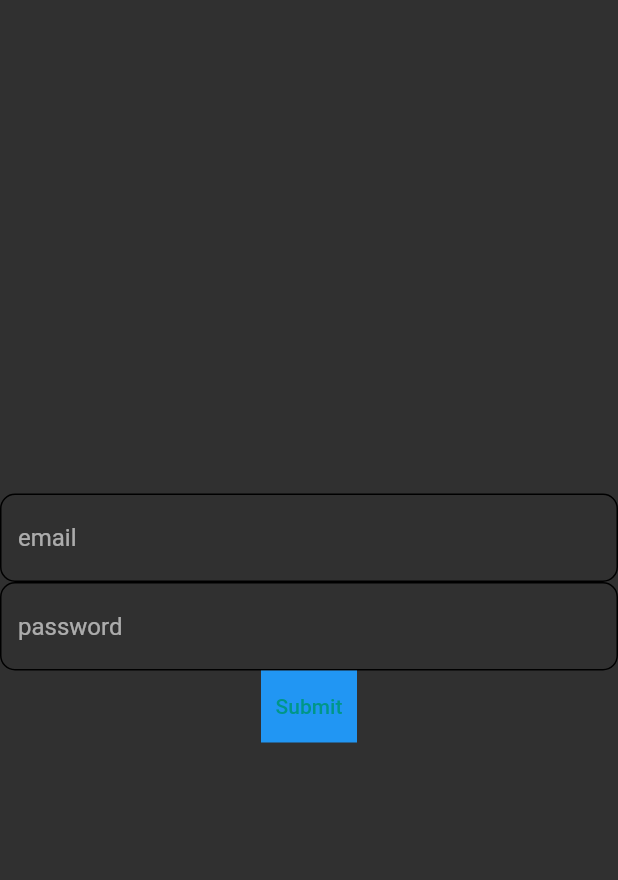
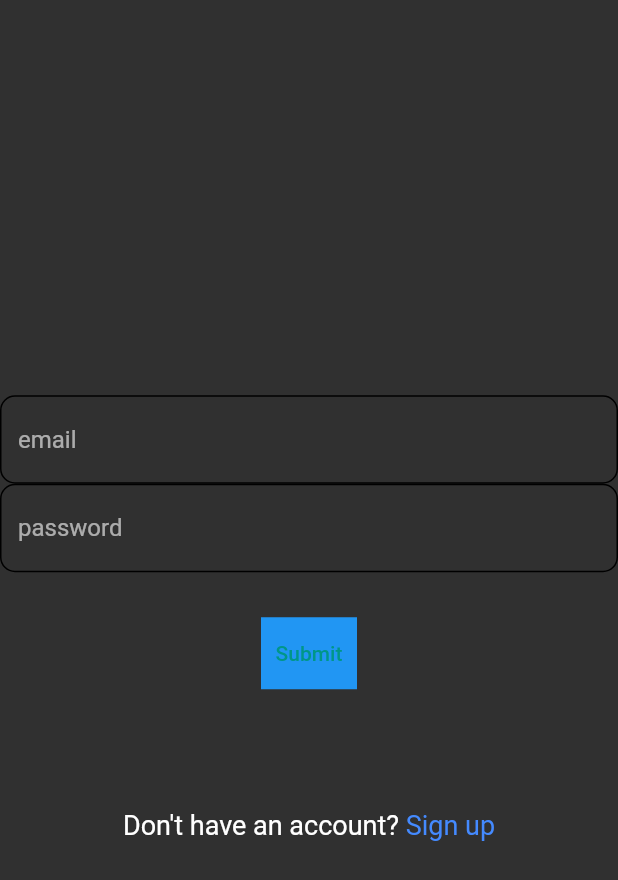
Before and after one commit to centinna-l/provider_todo, a Flutter app: the screen it shows after launch, on a phone screen of 412 x 824 dp. Shown: the top 880 px of the screen. Run offline on Flutter 3.47's test engine with Material 2 defaults, Android fonts, the phone set to English and light mode, and no system bars; our stand-ins replace fluttertoast, shared_preferences.

```diff
--- a/lib/item_list_provider.dart
+++ b/lib/item_list_provider.dart
@@ -106,7 +106,7 @@ class StateProvider with ChangeNotifier {
   }
 
   Future<void> authenticate(String email, String password, String url) async {
-    final myUrl = 'https://identitytoolkit.googleapis.com/v1/accounts:signInWithPassword?key=AIzaSyDbu8xbACev8qm_tQNFkvovTu-uDa63NQ0';
+    final myUrl = 'https://identitytoolkit.googleapis.com/v1/accounts:$url?key=AIzaSyDbu8xbACev8qm_tQNFkvovTu-uDa63NQ0';
     try {
       print(myUrl);
       final loginResponse = await http.post(Uri.parse(myUrl),
@@ -157,4 +157,7 @@ class StateProvider with ChangeNotifier {
   Future<void> login(String email, String password) async {
     return authenticate(email, password, 'signInWithPassword');
   }
+  Future<void> signup(String email, String password) async {
+    return authenticate(email, password, 'signUp');
+  }
 }
--- a/lib/login_screen.dart
+++ b/lib/login_screen.dart
@@ -4,11 +4,14 @@
 import 'dart:io';
 
 import 'package:flutter/cupertino.dart';
+import 'package:flutter/gestures.dart';
 import 'package:flutter/material.dart';
 import 'package:flutter_state_management/main.dart';
+import 'package:flutter_state_management/signup_screen.dart';
 import 'package:fluttertoast/fluttertoast.dart';
 import 'package:provider/provider.dart';
 import 'package:flutter_state_management/item_list_provider.dart';
+import 'package:shared_preferences/shared_preferences.dart';
 
 class LoginScreen extends StatefulWidget {
   @override
@@ -22,10 +25,19 @@ class _LoginScreenState extends State<LoginScreen> {
   GlobalKey<FormState> validatingKey = GlobalKey();
 
   @override
-  void initState() async{
+  void initState(){
+    checkUserExist();
+    super.initState();
+  }
 
-    await Provider.of<StateProvider>(context, listen: false).tryAutoLogin();
-    super.initState();
+  checkUserExist()async{
+  bool _userexist =  await Provider.of<StateProvider>(context, listen: false).tryAutoLogin();
+  if(_userexist){
+    Navigator.pushReplacement(
+      context,
+      MaterialPageRoute(builder: (context) => Home()),
+    );
+  }
   }
 
   @override
@@ -47,7 +59,29 @@ class _LoginScreenState extends State<LoginScreen> {
                   }
                   return null;
                 },controller: passwordController,decoration: InputDecoration( fillColor: Colors.grey,hintText: "password", enabledBorder: OutlineInputBorder(borderRadius: BorderRadius.all(Radius.circular(10)))),),
-              Container(color: Colors.blue,child: TextButton( child: Text("Submit"),onPressed: onSubmit))
+                SizedBox(height: 30,),
+                Container(color: Colors.blue,child: TextButton( child: Text("Submit"),onPressed: onSubmit)),
+                SizedBox(height: 80,),
+                RichText(
+                  text: TextSpan(
+                      text: 'Don\'t have an account?',
+                      style: TextStyle(
+                          color: Colors.white, fontSize: 18),
+                      children: <TextSpan>[
+                        TextSpan(text: ' Sign up',
+                            style: TextStyle(
+                                color: Colors.blueAccent, fontSize: 18),
+                            recognizer: TapGestureRecognizer()
+                              ..onTap = () {
+                                Navigator.push(
+                                  context,
+                                  MaterialPageRoute(builder: (context) => SignUP()),
+                                );
+                              }
+                        )
+                      ]
+                  ),
+                ),
               ],
             )
         ),
@@ -55,6 +89,7 @@ class _LoginScreenState extends State<LoginScreen> {
     );
   }
   Future<void>onSubmit()async {
+    String _error="noerror";
     if(validatingKey.currentState.validate()) {
       setState(() {
         _loading = true;
@@ -65,15 +100,17 @@ class _LoginScreenState extends State<LoginScreen> {
           passwordController.text.toString(),
         );
       } on HttpException catch(error){
+        _error=error.toString();
         print(error);
+        Fluttertoast.showToast(msg: error.toString(),toastLength: Toast.LENGTH_SHORT,gravity: ToastGravity.BOTTOM);
       }
       print( Provider.of<StateProvider>(context, listen:false).token);
+      if(_error.contains('noerror')){
         Navigator.pushReplacement(
           context,
           MaterialPageRoute(builder: (context) => Home()),
         );
-
-
+      }
       setState(() {
         _loading = false;
       });
--- a/lib/loginscreen.dart
+++ /dev/null
@@ -1,26 +0,0 @@
-import 'package:flutter/cupertino.dart';
-import 'package:flutter/material.dart';
-
-class LoginScreen extends StatefulWidget {
-  @override
-  _LoginScreenState createState() => _LoginScreenState();
-}
-
-class _LoginScreenState extends State<LoginScreen> {
-  TextEditingController emailController = new TextEditingController();
-  TextEditingController passwordController = new TextEditingController();
-  @override
-  Widget build(BuildContext context) {
-    return Scaffold(
-      body: Container(
-          child:Column(mainAxisAlignment: MainAxisAlignment.center,
-            children: [
-              TextField(controller: emailController,decoration: InputDecoration(fillColor: Colors.grey, hintText: "email", enabledBorder: OutlineInputBorder(borderRadius: BorderRadius.all(Radius.circular(10)))),),
-              TextField(controller: passwordController,decoration: InputDecoration( fillColor: Colors.grey,hintText: "password", enabledBorder: OutlineInputBorder(borderRadius: BorderRadius.all(Radius.circular(10)))),),
-              Container(color: Colors.blue,child: TextButton( child: Text("Submit")))
-            ],
-          )
-      ),
-    );
-  }
-}
```
Also changed, not shown: lib/main.dart (+13 -1 lines), lib/signup.dart (deleted, +0 -28 lines), lib/signup_screen.dart (+61 -9 lines). Lines whose indentation alone changed are shown as unchanged.
